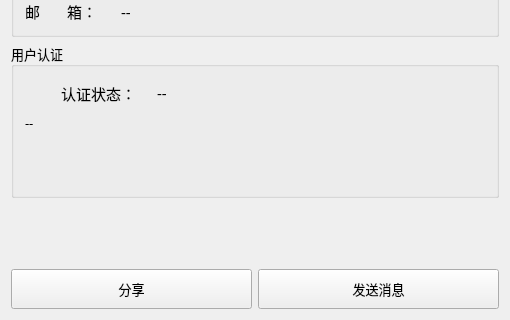
First picture: the form in friendinfowidget.ui, repository csthenry/weplanet-desktop, before the edit; both pictures show x 0 to 510 and y 250 to 570 of the 510 by 570 pixel window.
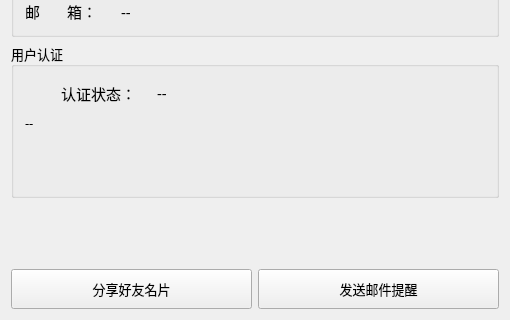
Second picture: the form after the edit. Icons and pictures are not drawn.

Patch:
```diff
--- a/friendinfowidget.ui
+++ b/friendinfowidget.ui
@@ -486,7 +486,11 @@
             </size>
            </property>
            <property name="text">
-            <string>分享</string>
+            <string>分享好友名片</string>
+           </property>
+           <property name="icon">
+            <iconset resource="resource.qrc">
+             <normaloff>:/images/color_icon/color-reply.svg</normaloff>:/images/color_icon/color-reply.svg</iconset>
            </property>
           </widget>
          </item>
@@ -499,7 +503,11 @@
             </size>
            </property>
            <property name="text">
-            <string>发送消息</string>
+            <string>发送邮件提醒</string>
+           </property>
+           <property name="icon">
+            <iconset resource="resource.qrc">
+             <normaloff>:/images/color_icon/color-mail.svg</normaloff>:/images/color_icon/color-mail.svg</iconset>
            </property>
           </widget>
          </item>
```
Left out of the diff: 19 changed lines with no effect on the pictures.
